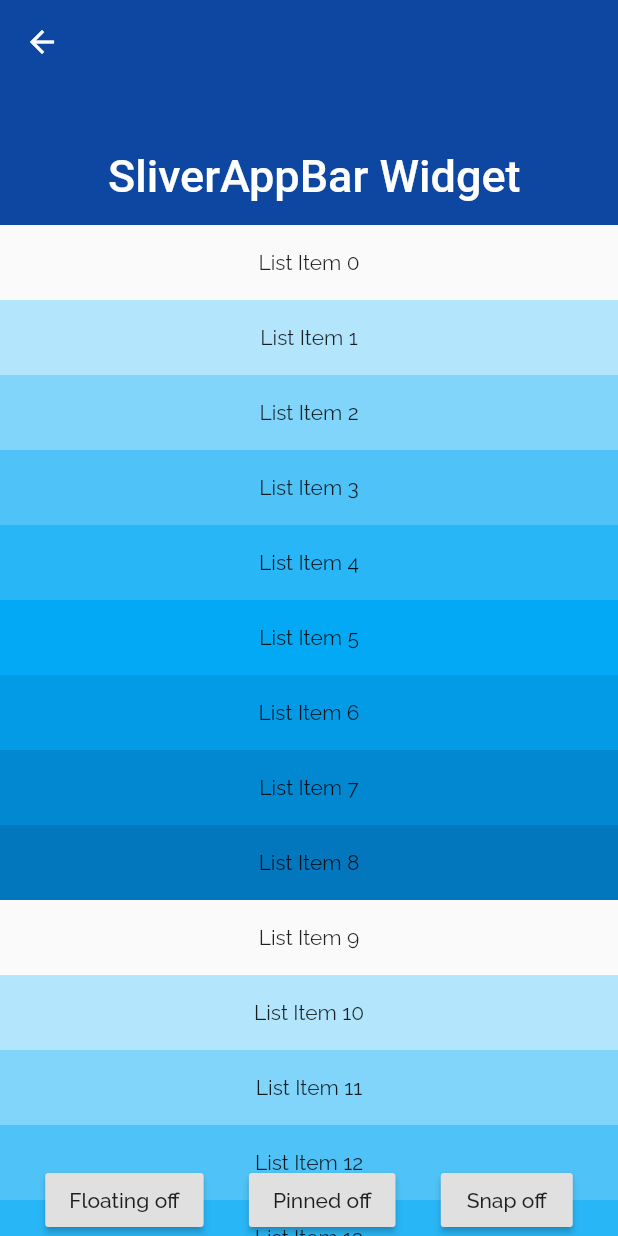
After one commit to plusema86/flutter_widgets_examples, a Flutter app: the SliverAppBarPage screen opened by its route, on a phone screen of 412 x 824 dp. The commit adds this screen. Run offline on Flutter 3.47's test engine with Material 2 defaults, Android fonts, the phone set to English and light mode, and no system bars; our stand-ins replace auto_size_text, google_fonts.

Commit message:
* SliverAppBar Widget

```diff
--- /dev/null
+++ b/lib/sliver_app_bar_widget/sliver_app_bar_page.dart
@@ -0,0 +1,87 @@
+import 'package:flutter/material.dart';
+
+class SliverAppBarPage extends StatefulWidget {
+  @override
+  _SliverAppBarPageState createState() => _SliverAppBarPageState();
+}
+
+class _SliverAppBarPageState extends State<SliverAppBarPage> {
+  bool floatingOn = false;
+  bool pinnedOn = false;
+  bool snapOn = false;
+
+  @override
+  Widget build(BuildContext context) {
+    return Scaffold(
+      body: Stack(
+        children: <Widget>[
+          CustomScrollView(
+            slivers: <Widget>[
+              SliverAppBar(
+                floating: floatingOn,
+                pinned: pinnedOn,
+                snap: snapOn,
+                expandedHeight: 150.0,
+                flexibleSpace: FlexibleSpaceBar(
+                  title: Text("SliverAppBar Widget"),
+                ),
+              ),
+              SliverFixedExtentList(
+                itemExtent: 50.0,
+                delegate: SliverChildBuilderDelegate(
+                  (BuildContext context, int index) {
+                    return Container(
+                      alignment: Alignment.center,
+                      color: Colors.lightBlue[100 * (index % 9)],
+                      child: Text('List Item $index'),
+                    );
+                  },
+                ),
+              ),
+            ],
+          ),
+          Positioned(
+            bottom: 0,
+            left: 0,
+            right: 0,
+            child: Row(
+              mainAxisAlignment: MainAxisAlignment.spaceEvenly,
+              children: <Widget>[
+                RaisedButton(
+                  child: Text("Floating ${floatingOn ? 'on' : 'off'}"),
+                  onPressed: () {
+                    setState(() {
+                      floatingOn = !floatingOn;
+                      if (!floatingOn) {
+                        snapOn = false;
+                      }
+                    });
+                  },
+                ),
+                RaisedButton(
+                  child: Text("Pinned ${pinnedOn ? 'on' : 'off'}"),
+                  onPressed: () {
+                    setState(() {
+                      pinnedOn = !pinnedOn;
+                    });
+                  },
+                ),
+                RaisedButton(
+                  child: Text("Snap ${snapOn ? 'on' : 'off'}"),
+                  onPressed: () {
+                    setState(() {
+                      snapOn = !snapOn;
+                      if (snapOn) {
+                        floatingOn = true;
+                      }
+                    });
+                  },
+                ),
+              ],
+            ),
+          ),
+        ],
+      ),
+    );
+  }
+}
--- a/lib/utils/constants.dart
+++ b/lib/utils/constants.dart
@@ -8,3 +8,4 @@ const FADE_TRANSITION_DESCRIPTION = "Animates the opacity of a widget.";
 const FLOATING_ACTION_BUTTON_DESCRIPTION = "A material design floating action button.";
 const PAGE_VIEW_DESCRIPTION = "A scrollable list that works page by page.\nEach child of a page view is forced to be the same size as the viewport.";
 const TABLE_DESCRIPTION = "A widget that uses the table layout algorithm for its children.";
+const SLIVER_APP_BAR_DESCRIPTION = "A material design app bar that integrates with a CustomScrollView.";
--- a/lib/utils/router.dart
+++ b/lib/utils/router.dart
@@ -9,6 +9,7 @@ import 'package:flutter_widgets_examples/home_page.dart';
 import 'package:flutter_widgets_examples/opacity_widget/opacity_page.dart';
 import 'package:flutter_widgets_examples/page_view_widget/page_view_page.dart';
 import 'package:flutter_widgets_examples/safearea_widget/safearea_page.dart';
+import 'package:flutter_widgets_examples/sliver_app_bar_widget/sliver_app_bar_page.dart';
 import 'package:flutter_widgets_examples/table_widget/table_page.dart';
 import 'package:flutter_widgets_examples/utils/routing_constants.dart';
 import 'package:flutter_widgets_examples/wrap_widget/wrap_page.dart';
@@ -38,6 +39,8 @@ Route<dynamic> generateRoute(RouteSettings settings) {
       return MaterialPageRoute(builder: (context) => PageViewPage());
     case TABLE_ROUTE:
       return MaterialPageRoute(builder: (context) => TablePage());
+    case SLIVER_APP_BAR_ROUTE:
+      return MaterialPageRoute(builder: (context) => SliverAppBarPage());
     default:
       return MaterialPageRoute(builder: (context) => HomePage());
   }
--- a/lib/utils/routing_constants.dart
+++ b/lib/utils/routing_constants.dart
@@ -9,3 +9,4 @@ const String FADE_TRANSITION_ROUTE = 'fade_transition';
 const String FLOATING_ACTION_BUTTON_ROUTE = 'floating_action_button';
 const String PAGE_VIEW_ROUTE = 'page_view_route';
 const String TABLE_ROUTE = 'table_route';
+const String SLIVER_APP_BAR_ROUTE = 'sliver_app_bar';
--- a/lib/utils/routing_utils.dart
+++ b/lib/utils/routing_utils.dart
@@ -18,5 +18,6 @@ class RoutingUtils {
     RoutingModel("FloatingActionButton", FLOATING_ACTION_BUTTON_ROUTE, FLOATING_ACTION_BUTTON_DESCRIPTION),
     RoutingModel("PageView",PAGE_VIEW_ROUTE, PAGE_VIEW_DESCRIPTION),
     RoutingModel("Table", TABLE_ROUTE, TABLE_DESCRIPTION),
+    RoutingModel("SliverAppBar", SLIVER_APP_BAR_ROUTE, SLIVER_APP_BAR_DESCRIPTION),
   ];
 }
```
Also changed, not shown: 1 other file.
